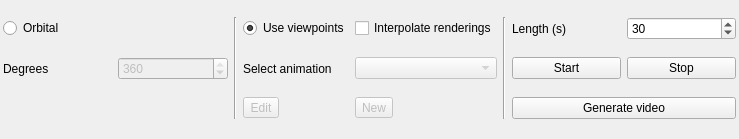
The window that src/gui/forms/toolbar_animationgroup.ui (open-scan-crew/OpenScanTools) describes before a commit, drawn with Qt 5.
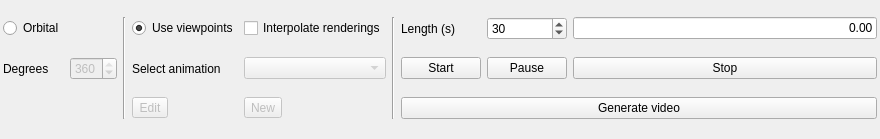
The same window after the commit.

Commit message: Start chronometer at first viewpoint playback and compact stop layout

What changed in the file:
```diff
--- a/src/gui/forms/toolbar_animationgroup.ui
+++ b/src/gui/forms/toolbar_animationgroup.ui
@@ -6,7 +6,7 @@
    <rect>
     <x>0</x>
     <y>0</y>
-    <width>739</width>
+    <width>880</width>
     <height>139</height>
    </rect>
   </property>
@@ -153,6 +153,19 @@
      </property>
     </widget>
    </item>
+   <item row="0" column="8">
+    <widget class="QLineEdit" name="chronometerLineEdit">
+     <property name="readOnly">
+      <bool>true</bool>
+     </property>
+     <property name="alignment">
+      <set>Qt::AlignRight|Qt::AlignTrailing|Qt::AlignVCenter</set>
+     </property>
+     <property name="text">
+      <string>0.00</string>
+     </property>
+    </widget>
+   </item>
    <item row="1" column="6">
     <widget class="QPushButton" name="startAnimationButton">
      <property name="text">
@@ -164,6 +177,16 @@
     </widget>
    </item>
    <item row="1" column="7">
+    <widget class="QPushButton" name="pauseAnimationButton">
+     <property name="text">
+      <string>Pause</string>
+     </property>
+     <property name="checkable">
+      <bool>true</bool>
+     </property>
+    </widget>
+   </item>
+   <item row="1" column="8">
     <widget class="QPushButton" name="stopAnimationButton">
      <property name="text">
       <string>Stop</string>
@@ -173,7 +196,7 @@
      </property>
     </widget>
    </item>
-   <item row="2" column="6" colspan="2">
+   <item row="2" column="6" colspan="3">
     <widget class="QPushButton" name="generateVideoPushButton">
      <property name="toolTip">
       <string>Video generation. Please make sure you are in perspective mode and that you selected a frame in the image section.</string>
```
The commit also changes 15 other files.
